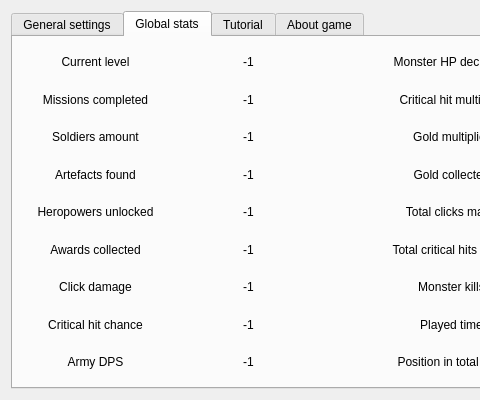
Old version of the form courses/prog_base_3/dungeonOfDragons/settingsui.ui in the repository Tayum/KPI-Courses; both pictures show x 0 to 480 and y 0 to 400 of the 700 by 400 pixel window.
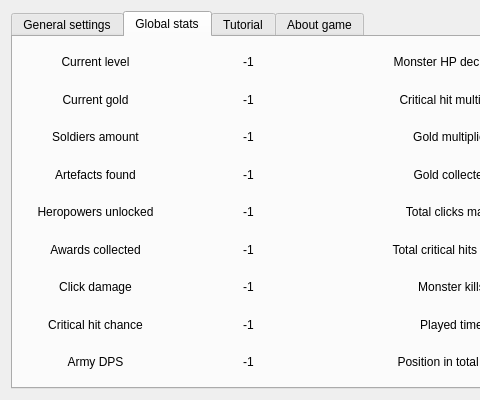
New version of the form.

Patch:
```diff
--- a/courses/prog_base_3/dungeonOfDragons/settingsui.ui
+++ b/courses/prog_base_3/dungeonOfDragons/settingsui.ui
@@ -103,7 +103,7 @@
            <item>
             <widget class="QLabel" name="descr_lbl_2">
              <property name="text">
-              <string>Missions completed</string>
+              <string>Current gold</string>
              </property>
              <property name="alignment">
               <set>Qt::AlignCenter</set>
```
